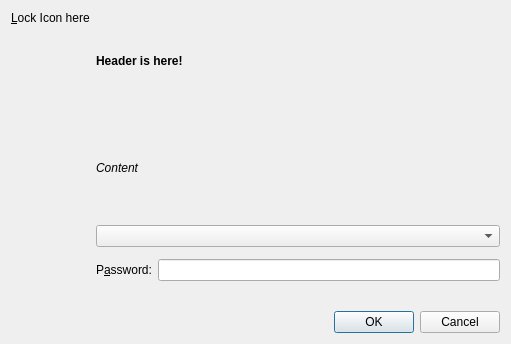
First picture: the form in AuthDialog.ui, repository KDE/polkit-kde-agent-1, before the edit.
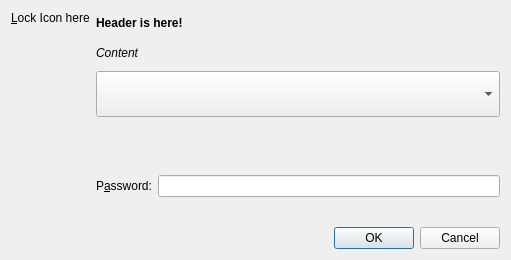
Second picture: the form after the edit. Custom widgets are drawn as their Qt base class.

Commit message: Align lock icon with bold message text; reduce overall size of dialog

```diff
--- a/AuthDialog.ui
+++ b/AuthDialog.ui
@@ -7,11 +7,11 @@
     <x>0</x>
     <y>0</y>
     <width>511</width>
-    <height>344</height>
+    <height>260</height>
    </rect>
   </property>
   <property name="sizePolicy">
-   <sizepolicy hsizetype="MinimumExpanding" vsizetype="MinimumExpanding">
+   <sizepolicy hsizetype="MinimumExpanding" vsizetype="Minimum">
     <horstretch>0</horstretch>
     <verstretch>0</verstretch>
    </sizepolicy>
@@ -19,41 +19,18 @@
   <layout class="QVBoxLayout" name="verticalLayout_3">
    <item>
     <layout class="QGridLayout" name="gridLayout">
-     <item row="0" column="0">
-      <layout class="QVBoxLayout" name="verticalLayout">
-       <item>
-        <widget class="QLabel" name="lblPixmap">
-         <property name="sizePolicy">
-          <sizepolicy hsizetype="Preferred" vsizetype="Preferred">
-           <horstretch>0</horstretch>
-           <verstretch>0</verstretch>
-          </sizepolicy>
-         </property>
-         <property name="text">
-          <string notr="true">&amp;Lock Icon here</string>
-         </property>
-         <property name="wordWrap">
-          <bool>false</bool>
-         </property>
-         <property name="buddy">
-          <cstring>lePassword</cstring>
-         </property>
-        </widget>
-       </item>
-       <item>
-        <spacer name="verticalSpacer">
-         <property name="orientation">
-          <enum>Qt::Vertical</enum>
-         </property>
-         <property name="sizeHint" stdset="0">
-          <size>
-           <width>20</width>
-           <height>92</height>
-          </size>
-         </property>
-        </spacer>
-       </item>
-      </layout>
+     <property name="spacing">
+      <number>6</number>
+     </property>
+     <item row="3" column="2">
+      <widget class="QLineEdit" name="lePassword">
+       <property name="echoMode">
+        <enum>QLineEdit::Password</enum>
+       </property>
+       <property name="passwordMode" stdset="0">
+        <bool>false</bool>
+       </property>
+      </widget>
      </item>
      <item row="0" column="1" colspan="2">
       <layout class="QVBoxLayout" name="verticalLayout_2">
@@ -94,11 +71,28 @@
        </item>
       </layout>
      </item>
-     <item row="1" column="1" colspan="2">
-      <widget class="QComboBox" name="userCB"/>
+     <item row="1" column="0">
+      <spacer name="verticalSpacer_3">
+       <property name="orientation">
+        <enum>Qt::Vertical</enum>
+       </property>
+       <property name="sizeHint" stdset="0">
+        <size>
+         <width>20</width>
+         <height>13</height>
+        </size>
+       </property>
+      </spacer>
      </item>
      <item row="2" column="1" colspan="2">
-      <widget class="KMessageWidget" name="errorMessageWidget"/>
+      <widget class="KMessageWidget" name="errorMessageWidget">
+       <property name="sizePolicy">
+        <sizepolicy hsizetype="Minimum" vsizetype="MinimumExpanding">
+         <horstretch>0</horstretch>
+         <verstretch>0</verstretch>
+        </sizepolicy>
+       </property>
+      </widget>
      </item>
      <item row="3" column="1">
       <widget class="QLabel" name="lblPassword">
@@ -110,16 +104,58 @@
        </property>
       </widget>
      </item>
-     <item row="3" column="2">
-      <widget class="QLineEdit" name="lePassword">
-       <property name="echoMode">
-        <enum>QLineEdit::Password</enum>
+     <item row="1" column="1" colspan="2">
+      <widget class="QComboBox" name="userCB">
+       <property name="enabled">
+        <bool>true</bool>
        </property>
-       <property name="passwordMode" stdset="0">
-        <bool>false</bool>
+       <property name="sizePolicy">
+        <sizepolicy hsizetype="Preferred" vsizetype="Minimum">
+         <horstretch>0</horstretch>
+         <verstretch>0</verstretch>
+        </sizepolicy>
        </property>
       </widget>
      </item>
+     <item row="0" column="0">
+      <layout class="QVBoxLayout" name="verticalLayout">
+       <property name="spacing">
+        <number>6</number>
+       </property>
+       <item>
+        <widget class="QLabel" name="lblPixmap">
+         <property name="sizePolicy">
+          <sizepolicy hsizetype="Preferred" vsizetype="Preferred">
+           <horstretch>0</horstretch>
+           <verstretch>0</verstretch>
+          </sizepolicy>
+         </property>
+         <property name="text">
+          <string notr="true">&amp;Lock Icon here</string>
+         </property>
+         <property name="wordWrap">
+          <bool>false</bool>
+         </property>
+         <property name="buddy">
+          <cstring>lePassword</cstring>
+         </property>
+        </widget>
+       </item>
+       <item>
+        <spacer name="verticalSpacer_2">
+         <property name="orientation">
+          <enum>Qt::Vertical</enum>
+         </property>
+         <property name="sizeHint" stdset="0">
+          <size>
+           <width>20</width>
+           <height>40</height>
+          </size>
+         </property>
+        </spacer>
+       </item>
+      </layout>
+     </item>
     </layout>
    </item>
    <item>
@@ -139,7 +175,7 @@
  <customwidgets>
   <customwidget>
    <class>KMessageWidget</class>
-   <extends>QWidget</extends>
+   <extends>QFrame</extends>
    <header>kmessagewidget.h</header>
   </customwidget>
  </customwidgets>
```
The commit also changes 1 other file.
